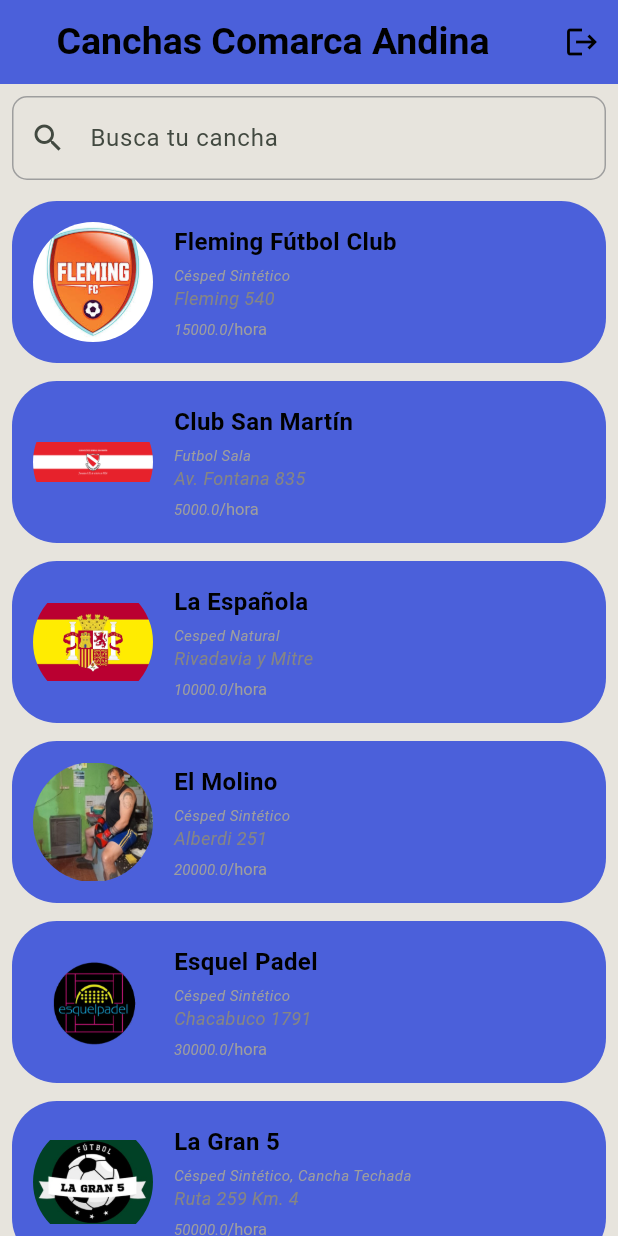
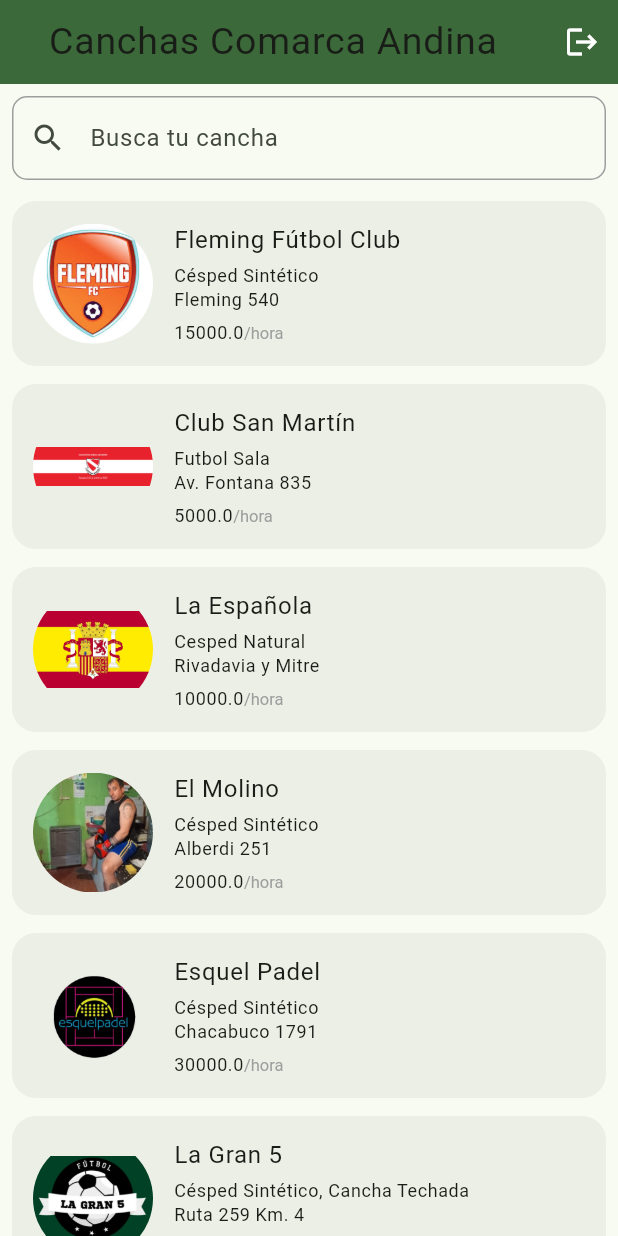
Before and after one commit to AyalaFranco/DashboardCanchasAdmin, a Flutter app: the screen it shows once a user with an empty profile is signed in, on a phone screen of 412 x 824 dp. Run offline on Flutter 3.47's test engine with Material 3 defaults, Android fonts, the phone set to English and light mode, and no system bars; our stand-ins replace supabase_flutter; accounts and stored records are empty.

Commit message:
Puesta ContextColors y Texts a homescreen

```diff
--- a/lib/core/app_themes.dart
+++ b/lib/core/app_themes.dart
@@ -12,6 +12,8 @@
     appBarTheme: AppBarTheme(
       backgroundColor: _lightColorScheme.primary,
       foregroundColor: _lightColorScheme.onPrimary,
+      surfaceTintColor: _lightColorScheme.surface
     ),
+
   );
 }
--- a/lib/core/text_styles.dart
+++ b/lib/core/text_styles.dart
@@ -1,7 +1,7 @@
 import 'package:flutter/material.dart';
 
 class TextStyles {
-  static const TextStyle Title =TextStyle(
+  static const TextStyle title =TextStyle(
     color: Colors.black,
     fontSize: 22,
     fontWeight: FontWeight.bold,
--- a/lib/screens/cca_home_screen.dart
+++ b/lib/screens/cca_home_screen.dart
@@ -1,6 +1,7 @@
 import 'package:flutter/material.dart';
 import 'package:reserva_cancha/components/buscador.dart';
 import 'package:reserva_cancha/core/app_colors.dart';
+import 'package:reserva_cancha/core/text_styles.dart';
 import 'package:reserva_cancha/model/cancha.dart';
 import 'package:reserva_cancha/services/auth_service.dart';
 import 'package:reserva_cancha/widgets/selector_cancha.dart';
@@ -13,6 +14,8 @@
 }
 
 class _CCAHomeScreenState extends State<CCAHomeScreen> {
+
+
 
   final List<Cancha> todasLasCanchas=Cancha.demoCanchas;
   List<Cancha> canchasFiltradas=[];
@@ -33,13 +36,15 @@
   Widget build(BuildContext context) {
 
      final auth = AuthService();
+     final contextColors= ColorScheme.of(context);
+     final contextText= TextTheme.of(context);
+    return Scaffold(
+      backgroundColor: contextColors.surface,
+      appBar: AppBar(
+        title: Center(child: Text("Canchas Comarca Andina", style: contextText.bodyLarge?.copyWith(
+          fontSize: 25,
 
-    return Scaffold(
-      backgroundColor: AppColors.background,
-      appBar: AppBar(
-        backgroundColor: AppColors.primary,
-        foregroundColor: Colors.black,
-        title: Center(child: Text("Canchas Comarca Andina", style: TextStyle(fontSize: 25,fontWeight: FontWeight.bold))),
+        ))),
         actions: [
         IconButton(
           onPressed: () => auth.signOut(), //Salir sesion
@@ -54,7 +59,7 @@
             child: ListView.builder(
               itemCount: canchasFiltradas.length,
               itemBuilder: (context,index){
-                return selectorCancha(cancha: canchasFiltradas[index]);
+                return selectorCancha(field: canchasFiltradas[index]);
               }
 
             ),
--- a/lib/widgets/selector_cancha.dart
+++ b/lib/widgets/selector_cancha.dart
@@ -1,34 +1,34 @@
 import 'package:flutter/material.dart';
 import 'package:reserva_cancha/core/app_colors.dart';
+import 'package:reserva_cancha/core/box_decorations.dart';
 import 'package:reserva_cancha/core/text_styles.dart';
 import 'package:reserva_cancha/model/cancha.dart';
 import 'package:reserva_cancha/screens/confirmation_screen.dart';
 
 class selectorCancha extends StatelessWidget {
-  final Cancha cancha;
-  const selectorCancha({super.key, required this.cancha});
+  final Cancha field;
+  const selectorCancha({super.key, required this.field});
 
   @override
   Widget build(BuildContext context) {
+    final contextColors = ColorScheme.of(context);
+    final contextText = TextTheme.of(context);
     return Material( //Detectar accion de usuario
-      color: AppColors.background,
+      color: contextColors.background,
       child: InkWell( //Animacion al tocar
         onTap: (){
         Navigator.push(context,
-        MaterialPageRoute(builder: (context) =>ConfirmationScreen(field: cancha)));
+        MaterialPageRoute(builder: (context) =>ConfirmationScreen(field: field)));
         },
         child: Padding(
           padding: const EdgeInsets.only(left: 8, right: 8),
           child: Container(
             margin: EdgeInsets.symmetric(vertical: 6),//Ancho y largo
             padding: EdgeInsets.all(14),
-            decoration: BoxDecoration( //Personalizar widget y caja
-              color: AppColors.primary,
-              borderRadius: BorderRadius.circular(30),
-            ),
+            decoration: BoxDecorations.regularContainer(context),
             child: Row(
               children: [
-                ClipOval(child: Image.asset("assets/images/icons/${cancha.logoCancha}", width: 80, height: 80,)),
+                ClipOval(child: Image.asset("assets/images/icons/${field.logoCancha}", width: 80, height: 80,)),
                 const SizedBox(width:14),
                 Expanded(
                   child: Column(
@@ -38,19 +38,17 @@
                         mainAxisAlignment: MainAxisAlignment.spaceBetween,
                         children: [
                           Text( //Titulo
-                            cancha.nombre,
-                            style: TextStyles.bodyText,
+                            field.nombre,
+                            style: contextText.bodyLarge
                           ),
                         ],
                       ),
                       const SizedBox(height: 4),
                       Text(
-                        cancha.tipoCancha,
-                        style: TextStyles.secondaryText
+                        field.tipoCancha,
+                        style: contextText.bodySmall
                       ),
-                      Text(cancha.ubicacion, style: TextStyle(fontSize: 12,
-                          color: const Color.fromARGB(255, 133, 133, 133),
-                          fontStyle: FontStyle.italic,)),
+                      Text(field.ubicacion, style: contextText.bodySmall),
                          const SizedBox(height: 6),
 
                           Row( //Otro texto
@@ -60,8 +58,8 @@
                                 text: TextSpan(
                                   children: [
                                     TextSpan(
-                                  text: cancha.precio.toString(),
-                                  style: TextStyles.terciaryText,
+                                  text: field.precio.toString(),
+                                  style: contextText.bodySmall,
                                 ),
                                 TextSpan(
                                   text: "/hora",
```
Also changed, not shown: lib/screens/confirmation_screen.dart (line endings or trailing spaces).
